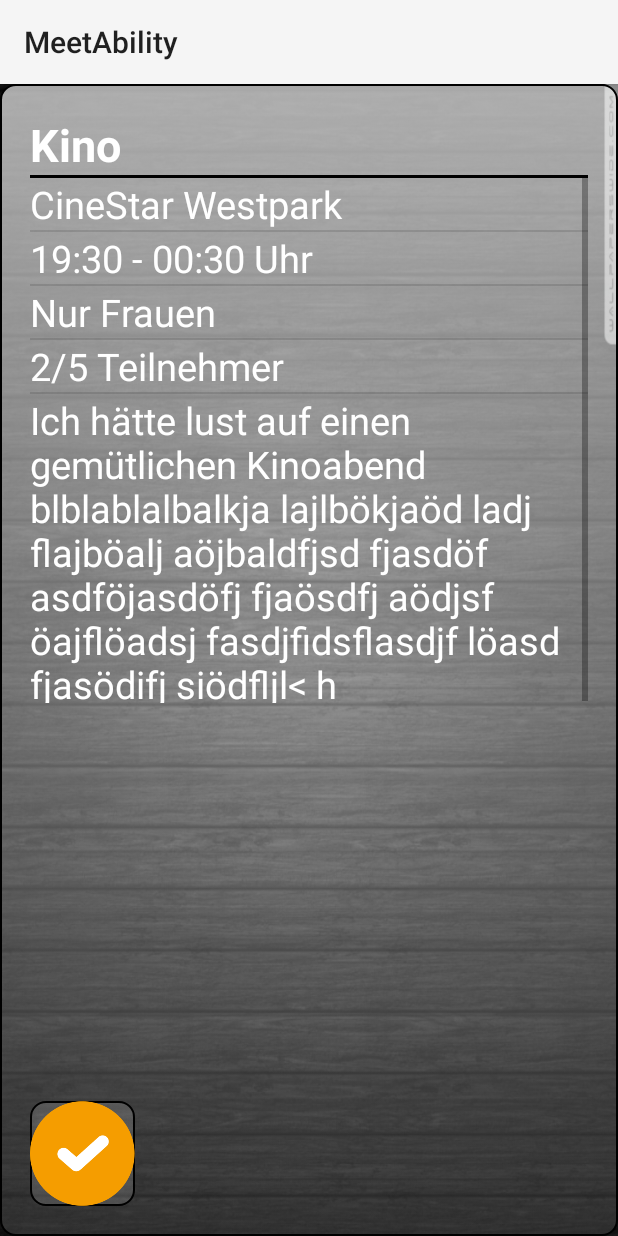
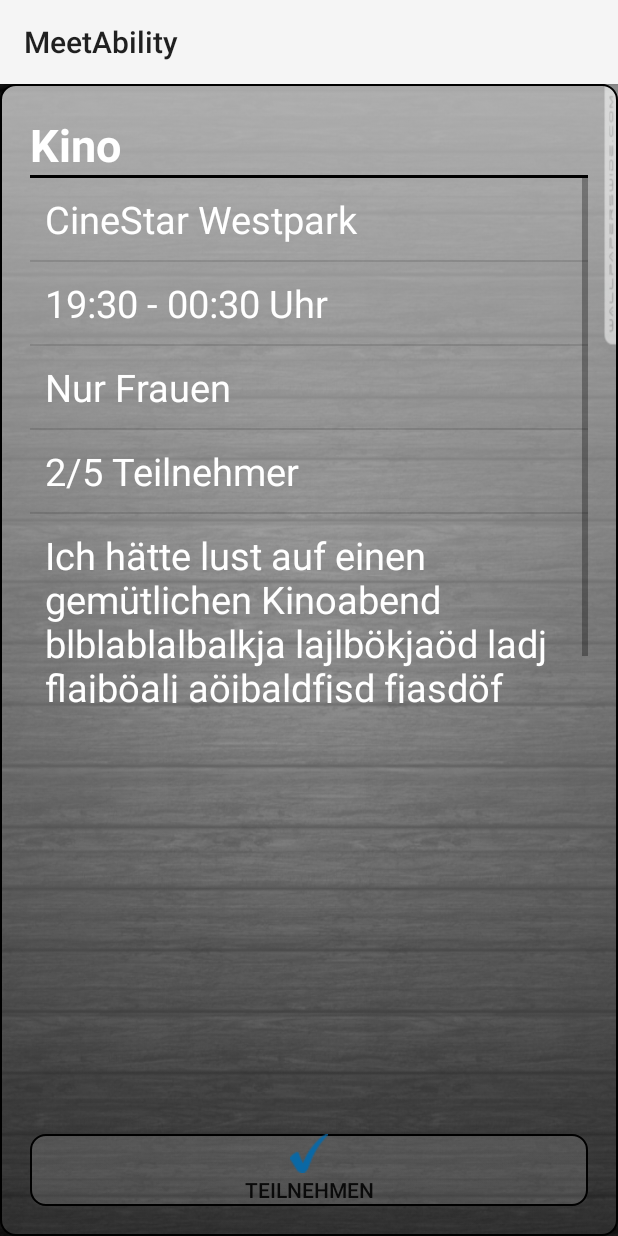
Before and after one commit to Schwarzi91/Repo_MeetAbility, an Android app: the MyFragment screen opened directly, with no data from a screen before it, on a phone screen of 412 x 824 dp. Run offline under Robolectric (Android 15) with nearby library versions, the phone set to English and light mode, and no system bars.

Commit message:
update ResultActivity

```diff
--- a/MeetAbility/app/src/main/res/layout/custom_listview_layout.xml
+++ b/MeetAbility/app/src/main/res/layout/custom_listview_layout.xml
@@ -4,4 +4,5 @@
     android:textColor="#ffffff"
     android:layout_width="fill_parent"
     android:layout_height="fill_parent"
-    android:textSize="25dp"/>
+    android:textSize="25dp"
+    android:padding="10dp"/>
--- a/MeetAbility/app/src/main/res/layout/myfragment_layout.xml
+++ b/MeetAbility/app/src/main/res/layout/myfragment_layout.xml
@@ -35,13 +35,22 @@
 
     </LinearLayout>
 
+<!--
     <ImageButton
         android:layout_width="70dp"
         android:layout_height="70dp"
         android:scaleType="fitCenter"
         android:id="@+id/imageButton"
-        android:src="@drawable/teilnehmen"
+        android:src="@drawable/teilnehmen_icon"
         android:layout_alignBottom="@id/linearLayout"
         android:background="@drawable/round_button" />
+-->
 
+    <Button
+        android:layout_width="fill_parent"
+        android:layout_height="wrap_content"
+        android:layout_alignBottom="@id/linearLayout"
+        android:drawableTop="@drawable/teilnehmen_icon"
+        android:text="@string/participate"
+        android:background="@drawable/round_button"/>
 </RelativeLayout>
--- a/MeetAbility/app/src/main/res/values/strings.xml
+++ b/MeetAbility/app/src/main/res/values/strings.xml
@@ -17,4 +17,5 @@
     <string name="password_confirm">Passwort bestätigen</string>
     <string name="title_activity_screen_slider_page">ScreenSliderPageActivity</string>
     <string name="title_activity_screen_slider_page_fragment">ScreenSliderPageFragment</string>
+    <string name="participate">teilnehmen</string>
 </resources>
```
Also changed, not shown: MeetAbility/app/src/main/res/drawable/teilnehmen_icon.png (added).
